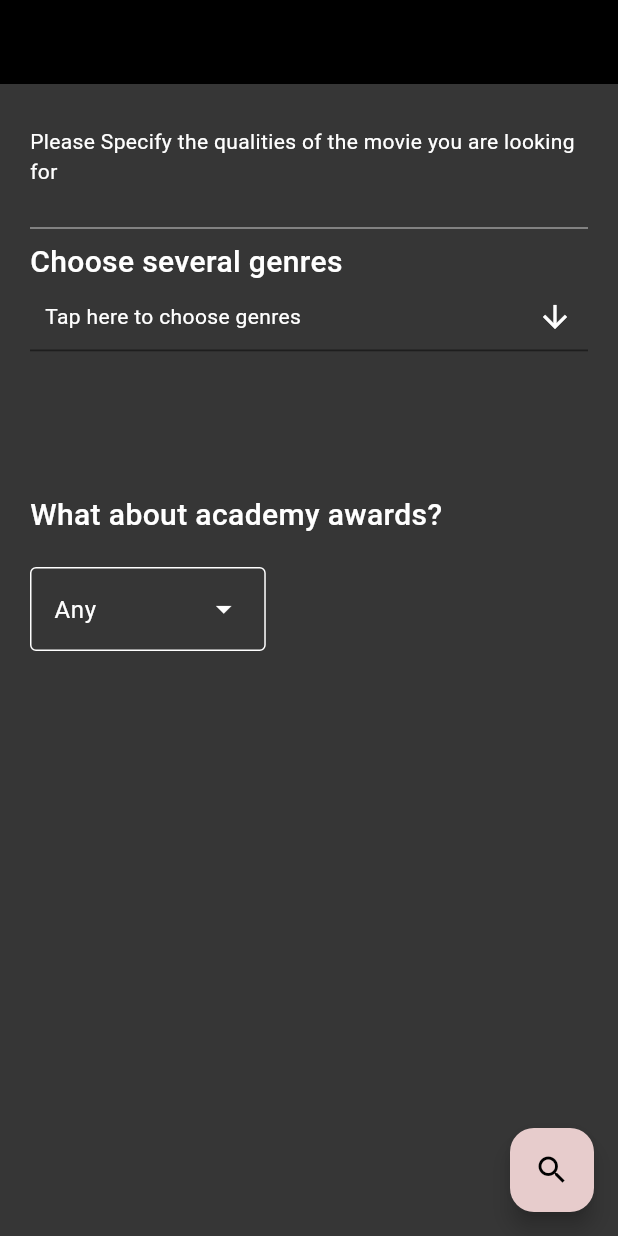
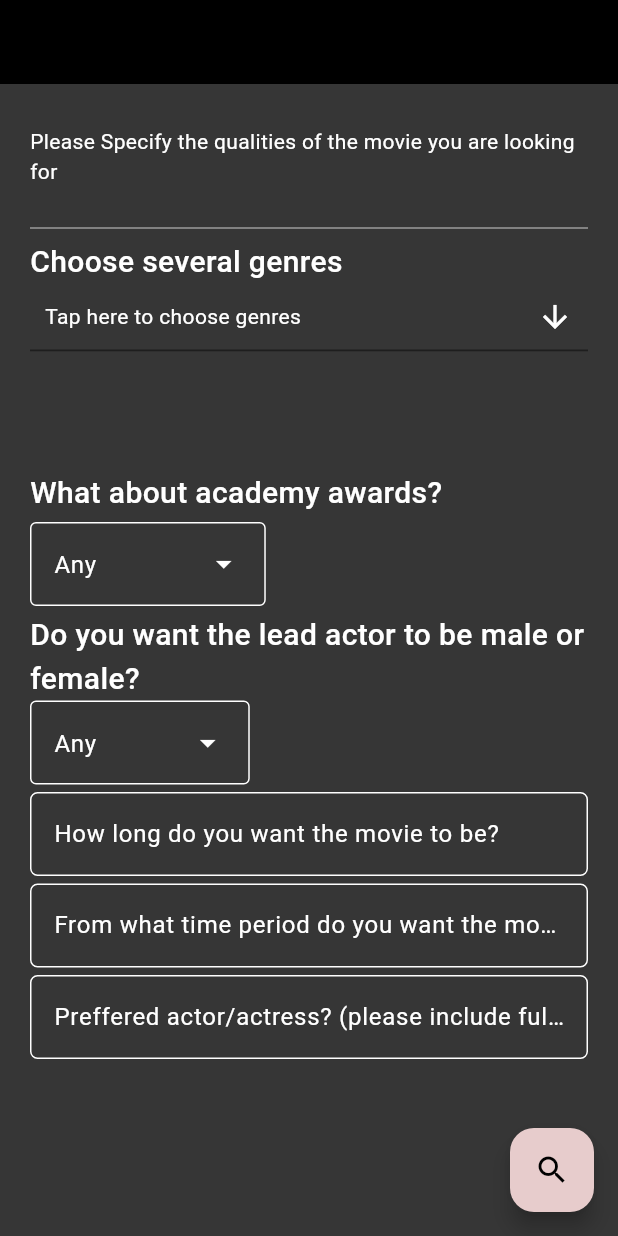
Before and after one commit to Iamyouandwhatiseeisme/CinemApp, a Flutter app: the screen it shows after launch, on a phone screen of 412 x 824 dp. Run offline on Flutter 3.47's test engine with Material 3 defaults, Android fonts, the phone set to English and light mode, and no system bars; drawn by our look-alikes of multi_select_flutter; our stand-ins replace get_it; Roboto replaces fonts that are missing (Telegraf).

Commit message:
added formfields for better description

```diff
--- a/lib/data/enum/awards.dart
+++ b/lib/data/enum/awards.dart
@@ -1 +1,8 @@
-enum Awards { winner, nominee, any }
+enum Awards {
+  winner('Academy awards winner'),
+  nominee('Academy awards nominee'),
+  any('N/A');
+
+  const Awards(this.value);
+  final String value;
+}
--- a/lib/data/enum/enums.dart
+++ b/lib/data/enum/enums.dart
@@ -1,3 +1,4 @@
 export 'app_theme.dart';
 export 'genre.dart';
 export 'awards.dart';
+export 'main_actor.dart';
--- /dev/null
+++ b/lib/data/enum/main_actor.dart
@@ -0,0 +1 @@
+enum MainActorSex { male, female, any }
--- a/lib/presentation/pages/initial_page/initial_page.dart
+++ b/lib/presentation/pages/initial_page/initial_page.dart
@@ -1,9 +1,7 @@
 // ignore_for_file: public_member_api_docs, sort_constructors_first
+import 'package:flutter/material.dart';
+
 import 'package:cinemapp/presentation/presentation.dart';
-import 'package:flutter/material.dart';
-import 'package:multi_select_flutter/dialog/multi_select_dialog_field.dart';
-import 'package:multi_select_flutter/multi_select_flutter.dart';
-import 'package:multiselect/multiselect.dart';
 
 import '../../../data/data.dart';
 
@@ -17,6 +15,10 @@ class InitialPage extends StatefulWidget {
 }
 
 class _InitialPageState extends State<InitialPage> {
+  final TextEditingController movieLengthController = TextEditingController();
+  final TextEditingController timePeriodController = TextEditingController();
+  final TextEditingController prefferedActor = TextEditingController();
+
   void _updateSelectedGenres(List<Genre> genres) {
     setState(() {
       selectedGenres = genres;
@@ -30,7 +32,16 @@ class _InitialPageState extends State<InitialPage> {
   }
 
   List<Genre> selectedGenres = [];
-  Awards chosenAward = Awards.any;
+
+  @override
+  void dispose() {
+    prefferedActor.dispose();
+    movieLengthController.dispose();
+    timePeriodController.dispose();
+
+    super.dispose();
+  }
+
   @override
   Widget build(BuildContext context) {
     return Scaffold(
@@ -40,6 +51,9 @@ class _InitialPageState extends State<InitialPage> {
       body: Center(
         child: Padding(
           padding: const EdgeInsets.only(left: 20.0, right: 20),
+          child: SingleChildScrollView(
+            child: Container(
+              height: MediaQuery.of(context).size.height,
               child: Column(
                 mainAxisAlignment: MainAxisAlignment.start,
                 crossAxisAlignment: CrossAxisAlignment.start,
@@ -65,20 +79,52 @@ class _InitialPageState extends State<InitialPage> {
                     updateGenre: _updateSelectedGenres,
                   ),
                   const SizedBox(
-                height: 20,
+                    height: 5,
                   ),
                   const Text(
                     'What about academy awards?',
                     style: TextStyle(fontSize: 20, fontWeight: FontWeight.w500),
                   ),
                   const SizedBox(
-                height: 20,
+                    height: 5,
                   ),
                   const CustomDropDownMenu(
                     options: Awards.values,
                     initialSelection: Awards.any,
                   ),
+                  const SizedBox(
+                    height: 5,
+                  ),
+                  const Text(
+                    'Do you want the lead actor to be male or female?',
+                    style: TextStyle(fontSize: 20, fontWeight: FontWeight.w500),
+                  ),
+                  const CustomDropDownMenu(
+                      options: MainActorSex.values,
+                      initialSelection: MainActorSex.any),
+                  const SizedBox(
+                    height: 5,
+                  ),
+                  SimpleFormFieldWithController(
+                      hintText: 'How long do you want the movie to be?',
+                      movieLengthController: movieLengthController),
+                  const SizedBox(
+                    height: 5,
+                  ),
+                  SimpleFormFieldWithController(
+                      hintText:
+                          'From what time period do you want the movie to be? (please specify a decade)',
+                      movieLengthController: timePeriodController),
+                  const SizedBox(
+                    height: 5,
+                  ),
+                  SimpleFormFieldWithController(
+                      hintText:
+                          'Preffered actor/actress? (please include full name)',
+                      movieLengthController: prefferedActor),
                 ],
+              ),
+            ),
           ),
         ),
       ),
--- a/lib/presentation/presentation.dart
+++ b/lib/presentation/presentation.dart
@@ -2,3 +2,4 @@ export 'pages/pages.dart';
 export 'widgets/navigation/navigator_client.dart';
 export 'widgets/custom_drop_down_menu.dart';
 export 'pages/initial_page/widgets/choose_movie_types_dialog.dart';
+export 'widgets/simple_form_field_with_controller.dart';
--- /dev/null
+++ b/lib/presentation/widgets/simple_form_field_with_controller.dart
@@ -0,0 +1,32 @@
+import 'package:flutter/material.dart';
+
+class SimpleFormFieldWithController extends StatelessWidget {
+  final String hintText;
+  const SimpleFormFieldWithController({
+    super.key,
+    required this.hintText,
+    required this.movieLengthController,
+  });
+
+  final TextEditingController movieLengthController;
+
+  @override
+  Widget build(BuildContext context) {
+    return Tooltip(
+      triggerMode: TooltipTriggerMode.longPress,
+      message: hintText,
+      child: TextFormField(
+        controller: movieLengthController,
+        decoration: InputDecoration(
+            enabledBorder: OutlineInputBorder(
+                borderSide: const BorderSide(color: Colors.white),
+                borderRadius: BorderRadius.circular(5)),
+            focusedBorder: OutlineInputBorder(
+              borderSide: const BorderSide(color: Colors.white),
+              borderRadius: BorderRadius.circular(5),
+            ),
+            hintText: hintText),
+      ),
+    );
+  }
+}
```
Lines whose indentation alone changed are shown as unchanged.
